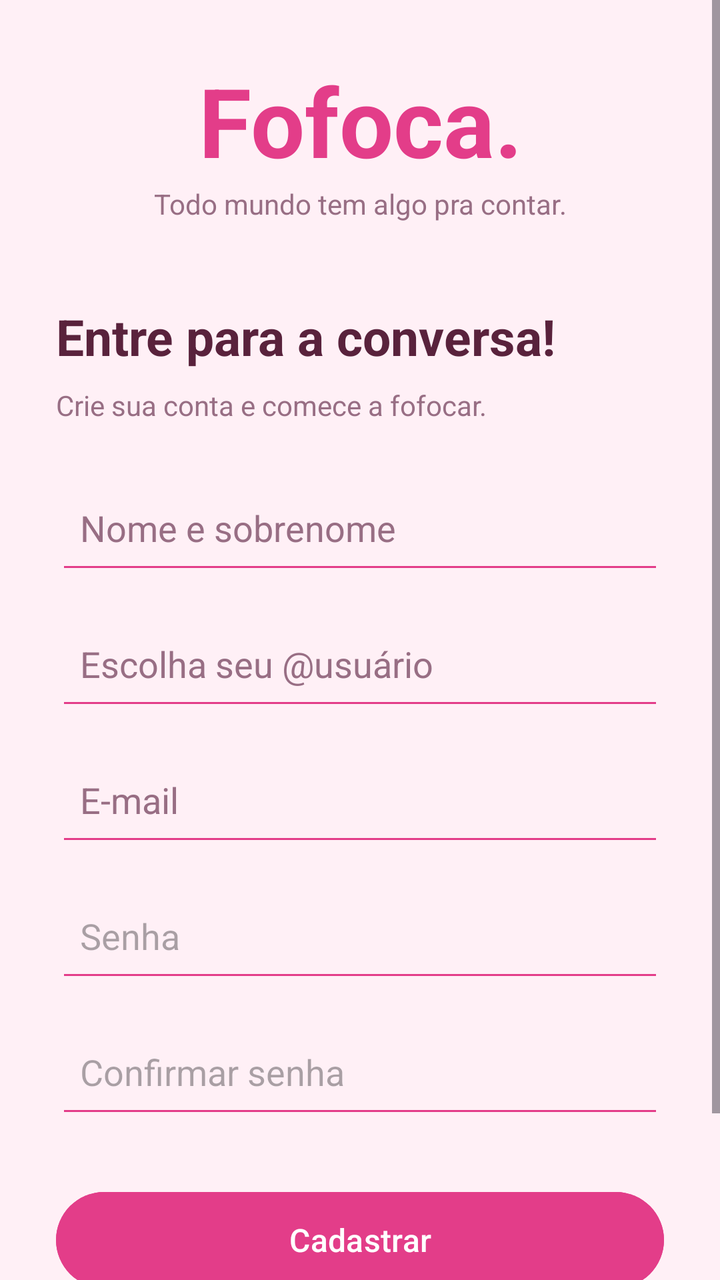
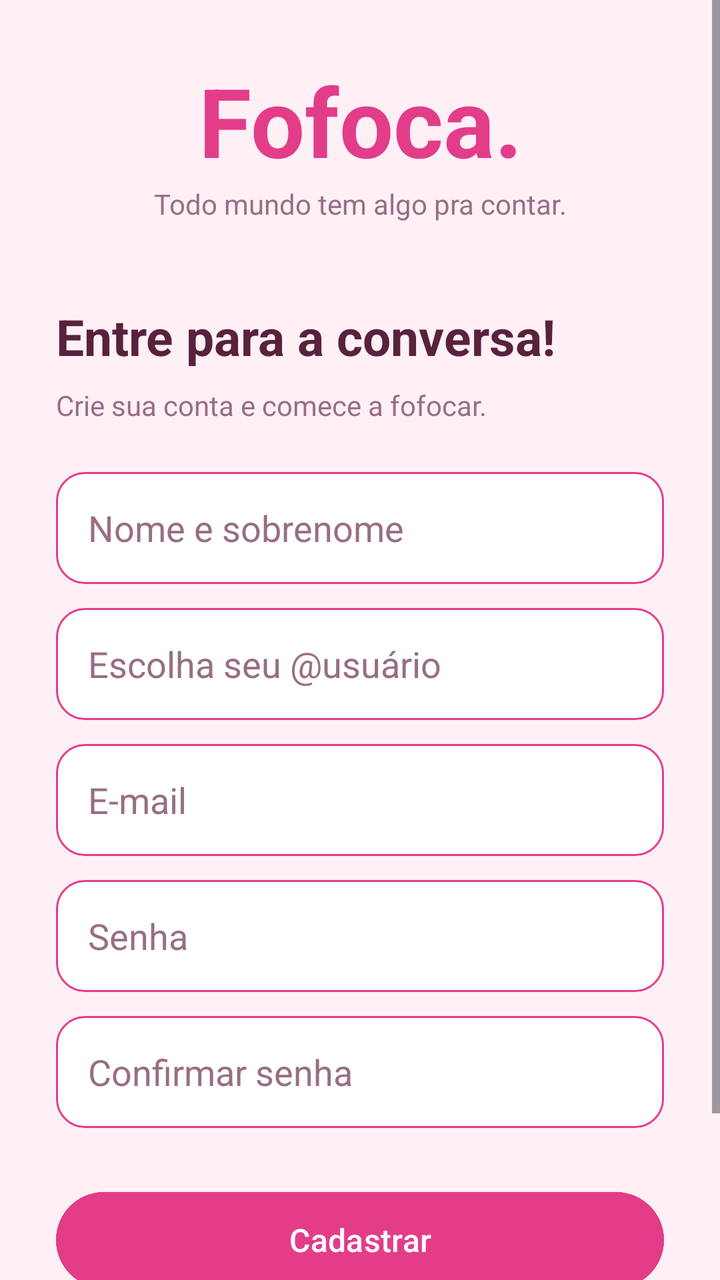

Screens rendered from an Android XML layout before and after an edit, with the pre-edit source and the edit as a unified diff.
<!-- AndroidManifest.xml: application theme Theme.Fofoca -->
<!-- res/layout/activity_cadastro.xml -->
<?xml version="1.0" encoding="utf-8"?>
<ScrollView
    xmlns:android="http://schemas.android.com/apk/res/android"
    android:id="@+id/main"
    android:layout_width="match_parent"
    android:layout_height="match_parent"
    android:background="@color/fofoca_fundo"
    android:fillViewport="true">

    <LinearLayout
        android:layout_width="match_parent"
        android:layout_height="match_parent"
        android:orientation="vertical"
        android:gravity="center_vertical"
        android:padding="28dp">

        <TextView
            android:layout_width="match_parent"
            android:layout_height="wrap_content"
            android:text="Fofoca."
            android:textSize="48sp"
            android:textStyle="bold"
            android:textColor="@color/fofoca_rosa"
            android:gravity="center"/>

        <TextView
            android:layout_width="match_parent"
            android:layout_height="wrap_content"
            android:text="Todo mundo tem algo pra contar."
            android:textSize="14sp"
            android:textColor="@color/fofoca_secundario"
            android:gravity="center"
            android:layout_marginBottom="40dp"/>

        <TextView
            android:layout_width="match_parent"
            android:layout_height="wrap_content"
            android:text="Entre para a conversa!"
            android:textSize="25sp"
            android:textStyle="bold"
            android:textColor="@color/fofoca_texto" />

        <TextView
            android:layout_width="match_parent"
            android:layout_height="wrap_content"
            android:text="Crie sua conta e comece a fofocar."
            android:textSize="14sp"
            android:textColor="@color/fofoca_secundario"
            android:layout_marginTop="8dp"
            android:layout_marginBottom="24dp"/>

        <EditText
            android:id="@+id/etNome"
            android:layout_width="match_parent"
            android:layout_height="56dp"
            android:hint="Nome e sobrenome"
            android:inputType="textPersonName"
            android:singleLine="true"
            android:padding="12dp"
            android:textColor="@color/fofoca_texto"
            android:textColorHint="@color/fofoca_secundario"
            android:backgroundTint="@color/fofoca_rosa"/>

        <EditText
            android:id="@+id/etUsuario"
            android:layout_width="match_parent"
            android:layout_height="56dp"
            android:hint="Escolha seu @usuário"
            android:inputType="text"
            android:singleLine="true"
            android:padding="12dp"
            android:layout_marginTop="12dp"
            android:textColor="@color/fofoca_texto"
            android:textColorHint="@color/fofoca_secundario"
            android:backgroundTint="@color/fofoca_rosa"/>

        <EditText
            android:id="@+id/etEmail"
            android:layout_width="match_parent"
            android:layout_height="56dp"
            android:hint="E-mail"
            android:inputType="textEmailAddress"
            android:singleLine="true"
            android:padding="12dp"
            android:layout_marginTop="12dp"
            android:textColor="@color/fofoca_texto"
            android:textColorHint="@color/fofoca_secundario"
            android:backgroundTint="@color/fofoca_rosa"/>

        <EditText
            android:id="@+id/etSenha"
            android:layout_width="match_parent"
            android:layout_height="56dp"
            android:hint="Senha"
            android:inputType="textPassword"
            android:singleLine="true"
            android:padding="12dp"
            android:layout_marginTop="12dp"
            android:textColor="@color/fofoca_secundario"
            android:backgroundTint="@color/fofoca_rosa"/>

        <EditText
            android:id="@+id/etConfirmarSenha"
            android:layout_width="match_parent"
            android:layout_height="56dp"
            android:hint="Confirmar senha"
            android:inputType="textPassword"
            android:singleLine="true"
            android:padding="12dp"
            android:layout_marginTop="12dp"
            android:textColor="@color/fofoca_secundario"
            android:backgroundTint="@color/fofoca_rosa"/>

        <Button
            android:id="@+id/btnCadastrar"
            android:layout_width="match_parent"
            android:layout_height="56dp"
            android:text="Cadastrar"
            android:textAllCaps="false"
            android:textSize="16sp"
            android:textColor="#FFFFFF"
            android:backgroundTint="@color/fofoca_rosa"
            android:layout_marginTop="28dp"/>

        <TextView
            android:id="@+id/tvVoltarLogin"
            android:layout_width="match_parent"
            android:layout_height="48dp"
            android:text="Já tem uma conta? Entrar"
            android:textSize="14sp"
            android:textStyle="bold"
            android:textColor="@color/fofoca_rosa"
            android:gravity="center"
            android:layout_marginTop="12dp"/>

    </LinearLayout>

</ScrollView>
<!-- resources referenced by this layout -->
<resources>
  <color name="fofoca_fundo">#FFF0F6</color>
  <color name="fofoca_rosa">#E33D89</color>
  <color name="fofoca_secundario">#986E84</color>
  <color name="fofoca_texto">#59223C</color>
  <style name="Theme.Fofoca" parent="Base.Theme.Fofoca" />
  <style name="Base.Theme.Fofoca" parent="Theme.Material3.DayNight.NoActionBar">
          
          
      </style>
</resources>

<!-- the commit's change to res/layout/activity_cadastro.xml (unified diff, before → after) -->
@@ -56,10 +56,10 @@
             android:hint="Nome e sobrenome"
             android:inputType="textPersonName"
             android:singleLine="true"
-            android:padding="12dp"
+            android:padding="16dp"
             android:textColor="@color/fofoca_texto"
             android:textColorHint="@color/fofoca_secundario"
-            android:backgroundTint="@color/fofoca_rosa"/>
+            android:background="@drawable/bg_campo_fofoca"/>
 
         <EditText
             android:id="@+id/etUsuario"
@@ -68,11 +68,11 @@
             android:hint="Escolha seu @usuário"
             android:inputType="text"
             android:singleLine="true"
-            android:padding="12dp"
+            android:padding="16dp"
             android:layout_marginTop="12dp"
             android:textColor="@color/fofoca_texto"
             android:textColorHint="@color/fofoca_secundario"
-            android:backgroundTint="@color/fofoca_rosa"/>
+            android:background="@drawable/bg_campo_fofoca"/>
 
         <EditText
             android:id="@+id/etEmail"
@@ -81,11 +81,11 @@
             android:hint="E-mail"
             android:inputType="textEmailAddress"
             android:singleLine="true"
-            android:padding="12dp"
+            android:padding="16dp"
             android:layout_marginTop="12dp"
             android:textColor="@color/fofoca_texto"
             android:textColorHint="@color/fofoca_secundario"
-            android:backgroundTint="@color/fofoca_rosa"/>
+            android:background="@drawable/bg_campo_fofoca"/>
 
         <EditText
             android:id="@+id/etSenha"
@@ -94,10 +94,11 @@
             android:hint="Senha"
             android:inputType="textPassword"
             android:singleLine="true"
-            android:padding="12dp"
+            android:padding="16dp"
             android:layout_marginTop="12dp"
-            android:textColor="@color/fofoca_secundario"
-            android:backgroundTint="@color/fofoca_rosa"/>
+            android:textColor="@color/fofoca_texto"
+            android:textColorHint="@color/fofoca_secundario"
+            android:background="@drawable/bg_campo_fofoca"/>
 
         <EditText
             android:id="@+id/etConfirmarSenha"
@@ -106,10 +107,11 @@
             android:hint="Confirmar senha"
             android:inputType="textPassword"
             android:singleLine="true"
-            android:padding="12dp"
+            android:padding="16dp"
             android:layout_marginTop="12dp"
-            android:textColor="@color/fofoca_secundario"
-            android:backgroundTint="@color/fofoca_rosa"/>
+            android:textColor="@color/fofoca_texto"
+            android:textColorHint="@color/fofoca_secundario"
+            android:background="@drawable/bg_campo_fofoca"/>
 
         <Button
             android:id="@+id/btnCadastrar"
<!-- resource entries referenced after the edit -->
@@ -4,6 +4,19 @@
   <color name="fofoca_rosa">#E33D89</color>
   <color name="fofoca_secundario">#986E84</color>
   <color name="fofoca_texto">#59223C</color>
+  <!-- drawable bg_campo_fofoca (drawable) -->
+  <?xml version="1.0" encoding="utf-8"?>
+  <shape xmlns:android="http://schemas.android.com/apk/res/android"
+      android:shape="rectangle">
+  
+      <solid android:color="#FFFFFF"/>
+  
+      <corners android:radius="14dp"/>
+  
+      <stroke android:width="1dp"
+          android:color="@color/fofoca_rosa"/>
+  
+  </shape>
   <style name="Theme.Fofoca" parent="Base.Theme.Fofoca" />
   <style name="Base.Theme.Fofoca" parent="Theme.Material3.DayNight.NoActionBar">
           
